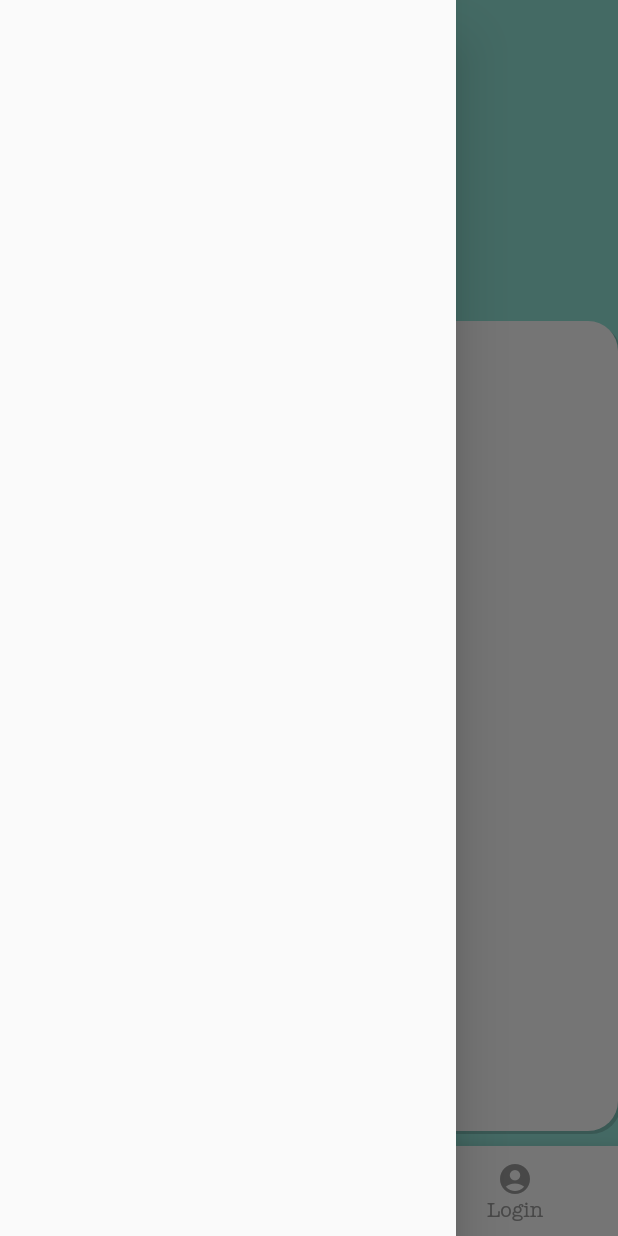
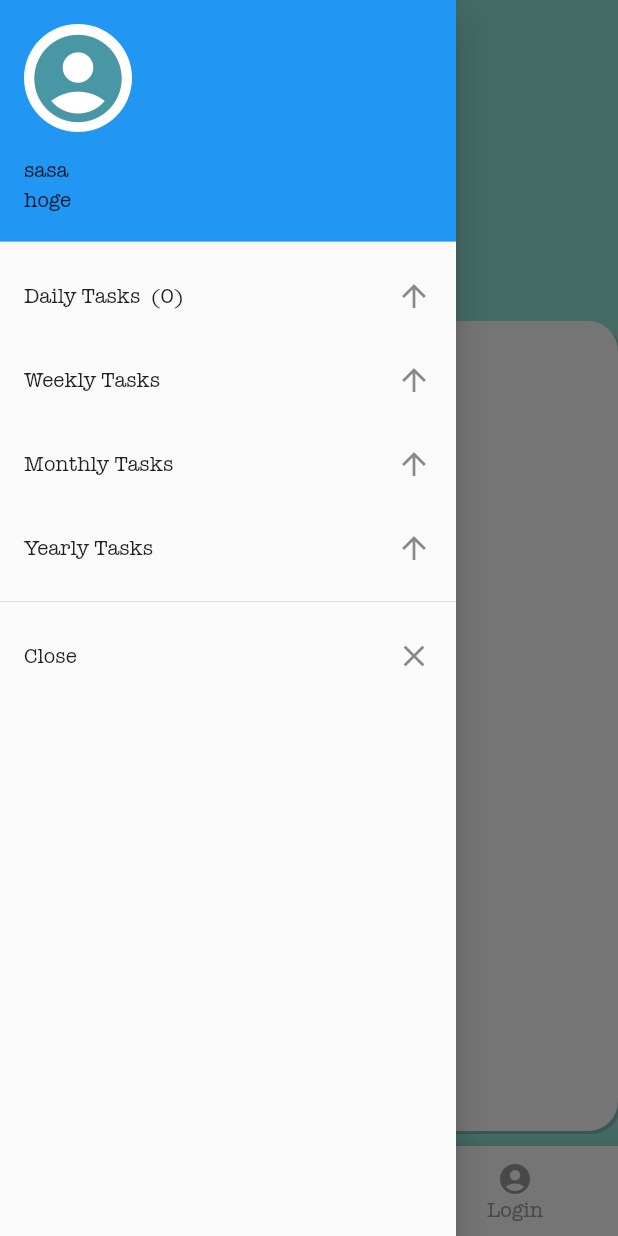
Before and after one commit to esh2n/twisk-flutter, a Flutter app: the screen it shows after launch, in the side drawer, after a tap on "Task", on a phone screen of 412 x 824 dp. Run offline on Flutter 3.47's test engine with Material 2 defaults, Android fonts, the phone set to English and light mode, and no system bars; our stand-ins replace eva_icons_flutter, sqflite; missing offline and left inert: flutter_statusbarcolor; accounts and stored records are empty.

Commit message:
creating other period todos

```diff
--- a/lib/main.dart
+++ b/lib/main.dart
@@ -3,6 +3,7 @@ import 'package:flutter/services.dart';
 import 'package:provider/provider.dart';
 import 'screens/tasks_screen.dart';
 import 'package:twisk/models/task_data.dart';
+import 'colors.dart';
 
 import 'package:flutter_statusbarcolor/flutter_statusbarcolor.dart';
 
@@ -19,8 +20,8 @@ class MyApp extends StatelessWidget {
           home: TasksScreen(),
           theme: ThemeData(
             fontFamily: 'AmericanTypewriter',
+            primaryColor: mainColor,
           ),
-    )
-    );
+        ));
   }
 }
--- a/lib/models/task_data.dart
+++ b/lib/models/task_data.dart
@@ -9,13 +9,47 @@ import 'dart:async';
 class TaskData extends ChangeNotifier {
   DatabaseHelper databaseHelper = DatabaseHelper();
   List<Task> taskList;
+  List<Task> weeklyTaskList;
+  List<Task> monthlyTaskList;
+  List<Task> yearlyTaskList;
+  int selectedTask = 0;
 
   UnmodifiableListView<Task> get tasks {
-    return UnmodifiableListView(taskList);
+    switch (this.selectedTask) {
+      case 0:
+        return UnmodifiableListView(taskList);
+        break;
+      case 1:
+        return UnmodifiableListView(weeklyTaskList);
+        break;
+      case 2:
+        return UnmodifiableListView(monthlyTaskList);
+        break;
+      case 3:
+        return UnmodifiableListView(yearlyTaskList);
+        break;
+      default:
+        return UnmodifiableListView(taskList);
+    }
   }
 
   int get taskCount {
-    return taskList.length;
+    switch (this.selectedTask) {
+      case 0:
+        return taskList.length;
+        break;
+      case 1:
+        return weeklyTaskList.length;
+        break;
+      case 2:
+        return monthlyTaskList.length;
+        break;
+      case 3:
+        return yearlyTaskList.length;
+        break;
+      default:
+        return taskList.length;
+    }
   }
 
   void updateListView() {
@@ -29,7 +63,7 @@ class TaskData extends ChangeNotifier {
     });
   }
 
-    void delete(BuildContext context, Task task) async {
+  void delete(BuildContext context, Task task) async {
     int result = await databaseHelper.deleteTask(task.id);
     if (result != 0) {
       updateListView();
--- a/lib/screens/task_screen_task.dart
+++ b/lib/screens/task_screen_task.dart
@@ -1,11 +1,9 @@
+import 'package:flutter/cupertino.dart';
 import 'package:flutter/material.dart';
 import 'package:provider/provider.dart';
 import 'package:twisk/colors.dart';
-import 'package:twisk/screens/add_task_screen.dart';
 import 'package:twisk/models/task.dart';
-import 'package:sqflite/sqflite.dart';
 import 'package:twisk/util/database_helper.dart';
-import 'dart:async';
 import 'package:twisk/models/task_data.dart';
 
 class TaskScreenTask extends StatefulWidget {
@@ -40,6 +38,11 @@ class _TaskScreenTaskState extends State<TaskScreenTask> {
                       boxShadow: [
                         new BoxShadow(color: Colors.black12, blurRadius: 20.0)
                       ]),
+                  child: Stack(
+                    alignment: Alignment.center,
+                    children: <Widget>[
+                      Container(
+                        margin: EdgeInsets.only(right: 30),
                         child: CircleAvatar(
                           child: Icon(
                             Icons.list,
@@ -48,6 +51,22 @@ class _TaskScreenTaskState extends State<TaskScreenTask> {
                           ),
                           backgroundColor: Colors.white,
                           radius: 30.0,
+                        ),
+                      ),
+                      Container(
+                        width: 60,
+                        height: 60,
+                        margin: EdgeInsets.only(right: 30),
+                        child: RawMaterialButton(
+                          onPressed: () {
+                            print("show drawer button tapped");
+                            Scaffold.of(context).openDrawer();
+                          },
+                          shape: new CircleBorder(),
+                          elevation: 0.0,
+                        ),
+                      )
+                    ],
                   ),
                 ),
                 SizedBox(
--- a/lib/screens/tasks_screen.dart
+++ b/lib/screens/tasks_screen.dart
@@ -31,17 +31,17 @@ class _TasksScreenState extends State<TasksScreen> {
           navigateToDetail(Task('', '', ''), 'Add Task');
         },
         backgroundColor: addButtonColor,
-        tooltip: 'Add Task',
+        tooltip: selectedIndex == 0 ? 'Add Task' : 'Login Twitter',
         elevation: 2.0,
         child: Icon(
-          Icons.add,
+          selectedIndex == 0 ? Icons.add : Icons.accessibility_new,
           size: 30,
           color: Colors.white,
         ),
       ),
       floatingActionButtonLocation: FloatingActionButtonLocation.centerDocked,
       bottomNavigationBar: FABBottomAppBar(
-        centerItemText: 'Add',
+        centerItemText: selectedIndex == 0 ? 'Add' : 'Login',
         color: Colors.grey,
         selectedColor: addButtonColor,
         notchedShape: CircularNotchedRectangle(),
@@ -59,7 +59,53 @@ class _TasksScreenState extends State<TasksScreen> {
       ),
       backgroundColor: mainColor,
       body: _buildChild(),
-      drawer: Drawer(),
+      drawer: Drawer(
+        elevation: 10,
+        child: ListView(
+          padding: const EdgeInsets.only(top: 0),
+          children: <Widget>[
+            UserAccountsDrawerHeader(
+              accountName: Text("sasa"),
+              accountEmail: Text("hoge"),
+              currentAccountPicture: CircleAvatar(
+                radius: 30,
+                backgroundColor: Colors.white,
+                child: Icon(
+                  Icons.account_circle,
+                  size: 70,
+                  color: addButtonColor,
+                ),
+              ),
+              // arrowColor: Colors.white,
+            ),
+            ListTile(
+              title: Text(
+                  'Daily Tasks  (${Provider.of<TaskData>(context).taskCount})'),
+              trailing: Icon(Icons.arrow_upward),
+            ),
+            ListTile(
+              title: Text('Weekly Tasks'),
+              trailing: Icon(Icons.arrow_upward),
+            ),
+            ListTile(
+              title: Text('Monthly Tasks'),
+              trailing: Icon(Icons.arrow_upward),
+            ),
+            ListTile(
+              title: Text('Yearly Tasks'),
+              trailing: Icon(Icons.arrow_upward),
+            ),
+            Divider(),
+            ListTile(
+              title: Text('Close'),
+              trailing: Icon(Icons.close),
+              onTap: () {
+                Navigator.pop(context, true);
+              },
+            ),
+          ],
+        ),
+      ),
     );
   }
 
@@ -75,7 +121,6 @@ class _TasksScreenState extends State<TasksScreen> {
     return title.substring(0, 2);
   }
 
-
   void navigateToDetail(Task task, String name) async {
     bool result = await showModalBottomSheet(
         context: context,
--- a/lib/util/database_helper.dart
+++ b/lib/util/database_helper.dart
@@ -9,6 +9,9 @@ class DatabaseHelper {
   static Database _database; // Singleton Database
 
   String taskTable = 'task_table';
+  String weeklyTaskTable = 'weekly_task_table';
+  String monthlyTaskTable = 'monthly_task_table';
+  String yearlyTaskTable = 'yearly_task_table';
   String colId = 'id';
   String colName = 'name';
   String colDescription = 'description';
@@ -44,7 +47,10 @@ class DatabaseHelper {
 
   void _createDb(Database db, int newVersion) async {
     await db.execute(
-        'CREATE TABLE $taskTable($colId INTEGER PRIMARY KEY AUTOINCREMENT, $colName TEXT, $colDescription TEXT, $colDate TEXT)');
+        'CREATE TABLE $taskTable($colId INTEGER PRIMARY KEY AUTOINCREMENT, $colName TEXT, $colDescription TEXT, $colDate TEXT)'
+        'CREATE TABLE $weeklyTaskTable($colId INTEGER PRIMARY KEY AUTOINCREMENT, $colName TEXT, $colDescription TEXT, $colDate TEXT)'
+        'CREATE TABLE $monthlyTaskTable($colId INTEGER PRIMARY KEY AUTOINCREMENT, $colName TEXT, $colDescription TEXT, $colDate TEXT)'
+        'CREATE TABLE $yearlyTaskTable($colId INTEGER PRIMARY KEY AUTOINCREMENT, $colName TEXT, $colDescription TEXT, $colDate TEXT)');
   }
 
   // Fetch Operation: Get all todo objects from database
@@ -52,7 +58,7 @@ class DatabaseHelper {
     Database db = await this.database;
 
 //		var result = await db.rawQuery('SELECT * FROM $todoTable order by $colTitle ASC');
-    var result = await db.query(taskTable, orderBy: '$colName ASC');
+    var result = await db.query(taskTable, orderBy: '$colDate DESC');
     return result;
   }
 
--- a/pubspec.yaml
+++ b/pubspec.yaml
@@ -33,11 +33,11 @@ dependencies:
   flutter_statusbarcolor: ^0.2.3
   webview_flutter: ^0.3.18+1
   twitter_api: ^0.1.2
+  kf_drawer: ^1.1.2
 
 dev_dependencies:
   flutter_test:
     sdk: flutter
-
 
 # For information on the generic Dart part of this file, see the
 # following page: https://dart.dev/tools/pub/pubspec
@@ -52,18 +52,14 @@ flutter:
   # included with your application, so that you can use the icons in
   # the material Icons class.
   uses-material-design: true
-
   # To add assets to your application, add an assets section, like this:
   # assets:
   #  - images/a_dot_burr.jpeg
   #  - images/a_dot_ham.jpeg
-
   # An image asset can refer to one or more resolution-specific "variants", see
   # https://flutter.dev/assets-and-images/#resolution-aware.
-
   # For details regarding adding assets from package dependencies, see
   # https://flutter.dev/assets-and-images/#from-packages
-
   # To add custom fonts to your application, add a fonts section here,
   # in this "flutter" section. Each entry in this list should have a
   # "family" key with the font family name, and a "fonts" key with a
```
Also changed, not shown: pubspec.lock. Lines whose indentation alone changed are shown as unchanged.
